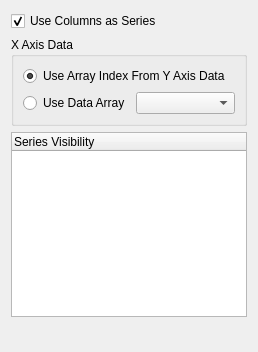
First picture: the form in Plugins/ClientChartView/ClientChartDisplay.ui, repository wildmichael/ParaView3-enhancements-old, before the edit.
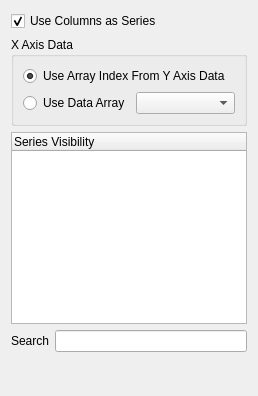
Second picture: the form after the edit. Custom widgets are drawn as their Qt base class.

Commit message: ENH: Adding a series filter text field to the chart plugins. This filter currently performs a logical and with the series visibility checkboxes.

```diff
--- a/Plugins/ClientChartView/ClientChartDisplay.ui
+++ b/Plugins/ClientChartView/ClientChartDisplay.ui
@@ -6,7 +6,7 @@
     <x>0</x>
     <y>0</y>
     <width>254</width>
-    <height>352</height>
+    <height>396</height>
    </rect>
   </property>
   <layout class="QVBoxLayout" >
@@ -89,6 +89,20 @@
      </column>
     </widget>
    </item>
+   <item>
+    <layout class="QHBoxLayout" >
+     <item>
+      <widget class="QLabel" name="label" >
+       <property name="text" >
+        <string>Search</string>
+       </property>
+      </widget>
+     </item>
+     <item>
+      <widget class="QLineEdit" name="SeriesFilterText" />
+     </item>
+    </layout>
+   </item>
    <item>
     <spacer>
      <property name="orientation" >
```
Left out of the diff: 2 changed lines with no effect on the pictures. The commit also changes 3 other files.
